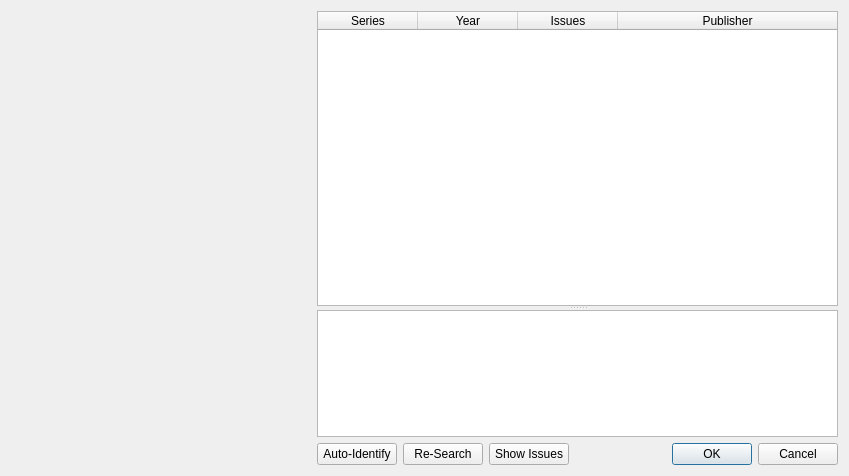
Above: comictaggerlib/ui/volumeselectionwindow.ui from comictagger/comictagger before the change. Below: the same form after it.
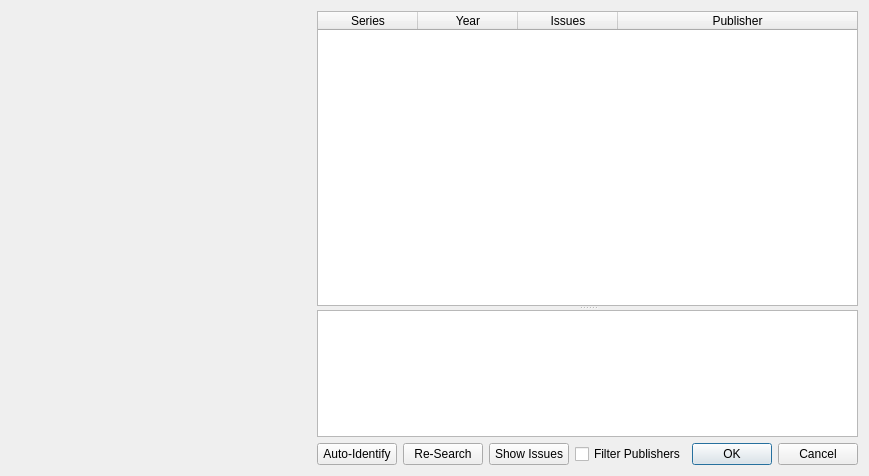
That is the form after the change.

```diff
--- a/comictaggerlib/ui/volumeselectionwindow.ui
+++ b/comictaggerlib/ui/volumeselectionwindow.ui
@@ -148,6 +148,16 @@
            </property>
           </widget>
          </item>
+        <item>
+         <widget class="QCheckBox" name="cbxFilter">
+          <property name="text">
+           <string>Filter Publishers</string>
+          </property>
+          <property name="toolTip">
+           <string>Filter the publishers based on the publisher blacklist.</string>
+          </property>
+         </widget>
+        </item>
          <item>
           <widget class="QDialogButtonBox" name="buttonBox">
            <property name="orientation">
```
